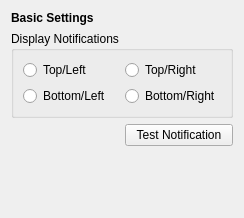
The window that config/basicsettings.ui (lxqt/lxqt-notificationd) describes before a commit, drawn with Qt 5.
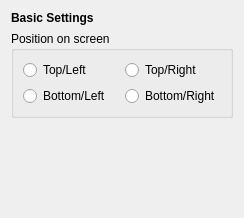
The same window after the commit.

Commit message:
Display a clearer test notification right after changing the settings
The feedback is immediate so we now can get rid of the "Test Notification" button

Fixes lxde/lxde-qt#350

```diff
--- a/config/basicsettings.ui
+++ b/config/basicsettings.ui
@@ -27,7 +27,7 @@
    <item row="1" column="0" colspan="2">
     <widget class="QGroupBox" name="groupBox">
      <property name="title">
-      <string>Display Notifications</string>
+      <string>Position on screen</string>
      </property>
      <layout class="QGridLayout" name="gridLayout">
       <item row="0" column="0">
@@ -61,13 +61,6 @@
      </layout>
     </widget>
    </item>
-   <item row="2" column="1">
-    <widget class="QPushButton" name="testButton">
-     <property name="text">
-      <string>Test Notification</string>
-     </property>
-    </widget>
-   </item>
    <item row="3" column="1">
     <spacer name="verticalSpacer">
      <property name="orientation">
```
The commit also changes 2 other files.
